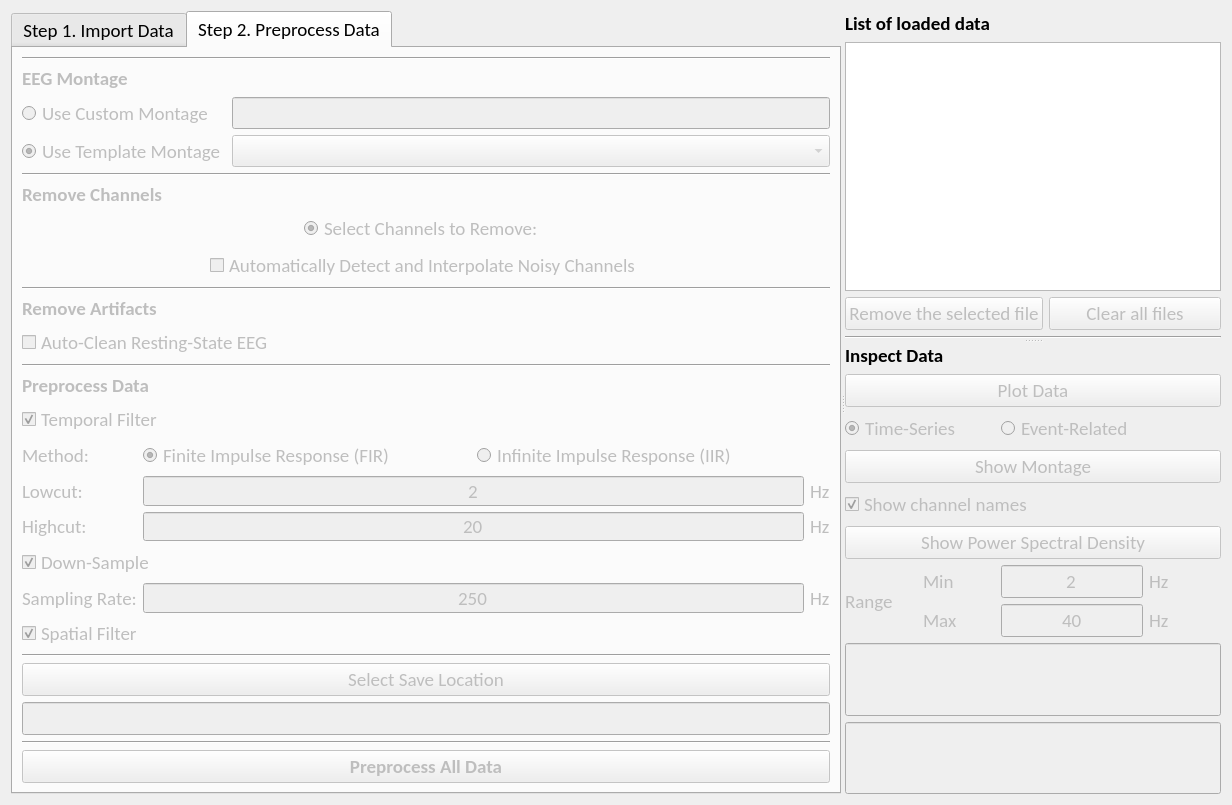
This is EEG_COMET/ui/NewStudyWindow.ui in eeg-comet/eeg-comet as Qt 5 draws it before an edit. The edited form follows.
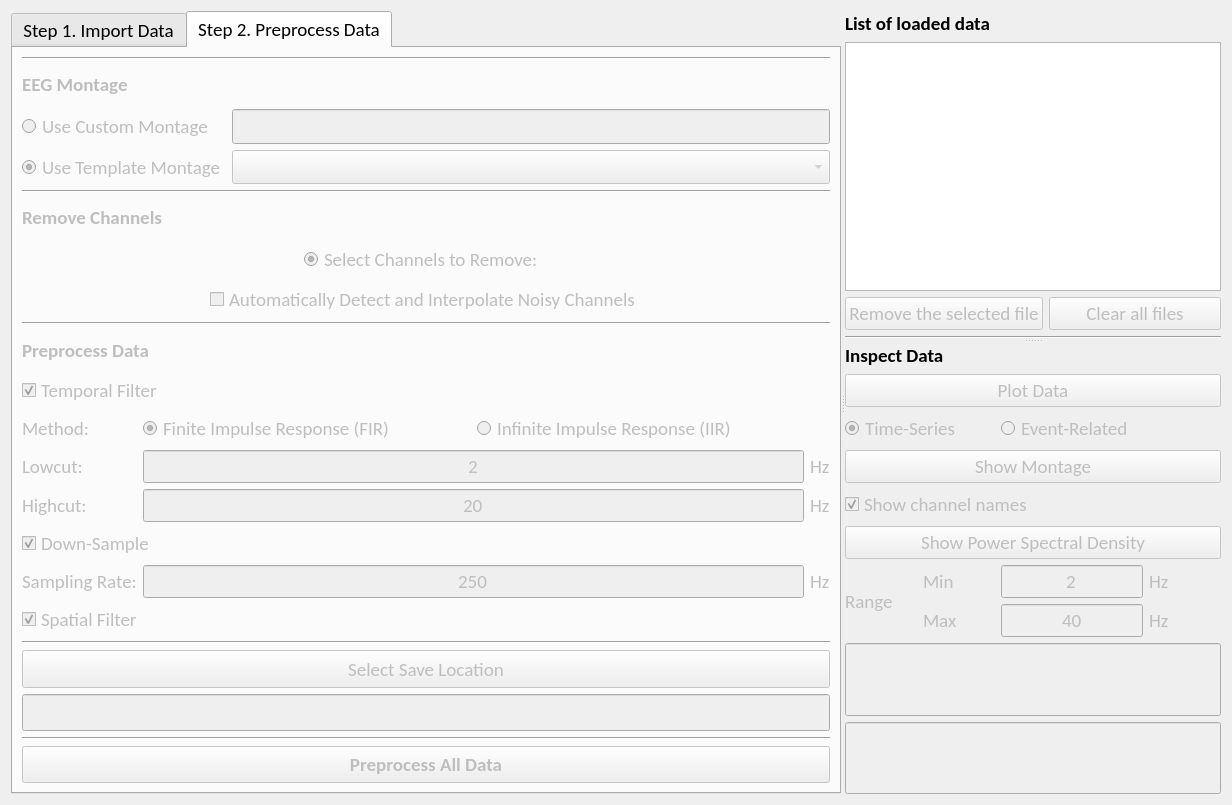
This is the edited form. The open tabs and pages were chosen to show the change.

Commit message: removed auto clean

The edit to the form file:
```diff
--- a/EEG_COMET/ui/NewStudyWindow.ui
+++ b/EEG_COMET/ui/NewStudyWindow.ui
@@ -585,68 +585,6 @@
         <string>Step 2. Preprocess Data</string>
        </attribute>
        <layout class="QGridLayout" name="gridLayout_2">
-        <item row="26" column="0" colspan="2">
-         <widget class="QPushButton" name="step2_preprocess_data_button">
-          <property name="enabled">
-           <bool>false</bool>
-          </property>
-          <property name="sizePolicy">
-           <sizepolicy hsizetype="Preferred" vsizetype="Preferred">
-            <horstretch>0</horstretch>
-            <verstretch>0</verstretch>
-           </sizepolicy>
-          </property>
-          <property name="font">
-           <font>
-            <pointsize>14</pointsize>
-            <weight>75</weight>
-            <bold>true</bold>
-           </font>
-          </property>
-          <property name="text">
-           <string>Preprocess All Data</string>
-          </property>
-         </widget>
-        </item>
-        <item row="25" column="0" colspan="2">
-         <widget class="Line" name="step2_HLine_6">
-          <property name="sizePolicy">
-           <sizepolicy hsizetype="Preferred" vsizetype="Fixed">
-            <horstretch>0</horstretch>
-            <verstretch>0</verstretch>
-           </sizepolicy>
-          </property>
-          <property name="orientation">
-           <enum>Qt::Horizontal</enum>
-          </property>
-         </widget>
-        </item>
-        <item row="13" column="0" colspan="2">
-         <widget class="Line" name="step2_HLine_4">
-          <property name="sizePolicy">
-           <sizepolicy hsizetype="Preferred" vsizetype="Fixed">
-            <horstretch>0</horstretch>
-            <verstretch>0</verstretch>
-           </sizepolicy>
-          </property>
-          <property name="orientation">
-           <enum>Qt::Horizontal</enum>
-          </property>
-         </widget>
-        </item>
-        <item row="22" column="0" colspan="2">
-         <widget class="Line" name="step2_HLine_5">
-          <property name="sizePolicy">
-           <sizepolicy hsizetype="Preferred" vsizetype="Fixed">
-            <horstretch>0</horstretch>
-            <verstretch>0</verstretch>
-           </sizepolicy>
-          </property>
-          <property name="orientation">
-           <enum>Qt::Horizontal</enum>
-          </property>
-         </widget>
-        </item>
         <item row="0" column="0" colspan="2">
          <widget class="Line" name="step2_HLine">
           <property name="sizePolicy">
@@ -660,7 +598,7 @@
           </property>
          </widget>
         </item>
-        <item row="23" column="0" colspan="2">
+        <item row="20" column="0" colspan="2">
          <widget class="QPushButton" name="step2_save_path_button">
           <property name="enabled">
            <bool>false</bool>
@@ -681,7 +619,129 @@
           </property>
          </widget>
         </item>
-        <item row="15" column="0" rowspan="7" colspan="2">
+        <item row="22" column="0" colspan="2">
+         <widget class="Line" name="step2_HLine_5">
+          <property name="sizePolicy">
+           <sizepolicy hsizetype="Preferred" vsizetype="Fixed">
+            <horstretch>0</horstretch>
+            <verstretch>0</verstretch>
+           </sizepolicy>
+          </property>
+          <property name="orientation">
+           <enum>Qt::Horizontal</enum>
+          </property>
+         </widget>
+        </item>
+        <item row="19" column="0" colspan="2">
+         <widget class="Line" name="step2_HLine_4">
+          <property name="sizePolicy">
+           <sizepolicy hsizetype="Preferred" vsizetype="Fixed">
+            <horstretch>0</horstretch>
+            <verstretch>0</verstretch>
+           </sizepolicy>
+          </property>
+          <property name="orientation">
+           <enum>Qt::Horizontal</enum>
+          </property>
+         </widget>
+        </item>
+        <item row="23" column="0" colspan="2">
+         <widget class="QPushButton" name="step2_preprocess_data_button">
+          <property name="enabled">
+           <bool>false</bool>
+          </property>
+          <property name="sizePolicy">
+           <sizepolicy hsizetype="Preferred" vsizetype="Preferred">
+            <horstretch>0</horstretch>
+            <verstretch>0</verstretch>
+           </sizepolicy>
+          </property>
+          <property name="font">
+           <font>
+            <pointsize>14</pointsize>
+            <weight>75</weight>
+            <bold>true</bold>
+           </font>
+          </property>
+          <property name="text">
+           <string>Preprocess All Data</string>
+          </property>
+         </widget>
+        </item>
+        <item row="1" column="0" colspan="2">
+         <widget class="QLabel" name="step2_montage_label">
+          <property name="enabled">
+           <bool>false</bool>
+          </property>
+          <property name="sizePolicy">
+           <sizepolicy hsizetype="Preferred" vsizetype="Preferred">
+            <horstretch>0</horstretch>
+            <verstretch>0</verstretch>
+           </sizepolicy>
+          </property>
+          <property name="font">
+           <font>
+            <weight>75</weight>
+            <bold>true</bold>
+           </font>
+          </property>
+          <property name="text">
+           <string>EEG Montage</string>
+          </property>
+         </widget>
+        </item>
+        <item row="5" column="0" colspan="2">
+         <widget class="Line" name="step2_HLine_2">
+          <property name="sizePolicy">
+           <sizepolicy hsizetype="Preferred" vsizetype="Fixed">
+            <horstretch>0</horstretch>
+            <verstretch>0</verstretch>
+           </sizepolicy>
+          </property>
+          <property name="orientation">
+           <enum>Qt::Horizontal</enum>
+          </property>
+         </widget>
+        </item>
+        <item row="10" column="0" colspan="2">
+         <widget class="Line" name="step2_HLine_3">
+          <property name="sizePolicy">
+           <sizepolicy hsizetype="Preferred" vsizetype="Fixed">
+            <horstretch>0</horstretch>
+            <verstretch>0</verstretch>
+           </sizepolicy>
+          </property>
+          <property name="orientation">
+           <enum>Qt::Horizontal</enum>
+          </property>
+         </widget>
+        </item>
+        <item row="21" column="0" colspan="2">
+         <widget class="QLineEdit" name="step2_save_path_lineedit">
+          <property name="enabled">
+           <bool>false</bool>
+          </property>
+          <property name="sizePolicy">
+           <sizepolicy hsizetype="Preferred" vsizetype="Preferred">
+            <horstretch>0</horstretch>
+            <verstretch>0</verstretch>
+           </sizepolicy>
+          </property>
+          <property name="font">
+           <font>
+            <pointsize>14</pointsize>
+            <italic>false</italic>
+           </font>
+          </property>
+          <property name="toolTip">
+           <string>&lt;html&gt;&lt;head/&gt;&lt;body&gt;&lt;p&gt;&lt;span style=&quot; color:#0000ff;&quot;&gt;Directory where the output data will be saved&lt;/span&gt;&lt;/p&gt;&lt;/body&gt;&lt;/html&gt;</string>
+          </property>
+          <property name="readOnly">
+           <bool>true</bool>
+          </property>
+         </widget>
+        </item>
+        <item row="12" column="0" rowspan="7" colspan="2">
          <layout class="QGridLayout" name="Filter_GLayout">
           <item row="3" column="3">
            <widget class="QLabel" name="step2_filt_hz2">
@@ -1066,95 +1126,6 @@
           </item>
          </layout>
         </item>
-        <item row="5" column="0" colspan="2">
-         <widget class="Line" name="step2_HLine_2">
-          <property name="sizePolicy">
-           <sizepolicy hsizetype="Preferred" vsizetype="Fixed">
-            <horstretch>0</horstretch>
-            <verstretch>0</verstretch>
-           </sizepolicy>
-          </property>
-          <property name="orientation">
-           <enum>Qt::Horizontal</enum>
-          </property>
-         </widget>
-        </item>
-        <item row="10" column="0" colspan="2">
-         <widget class="Line" name="step2_HLine_3">
-          <property name="sizePolicy">
-           <sizepolicy hsizetype="Preferred" vsizetype="Fixed">
-            <horstretch>0</horstretch>
-            <verstretch>0</verstretch>
-           </sizepolicy>
-          </property>
-          <property name="orientation">
-           <enum>Qt::Horizontal</enum>
-          </property>
-         </widget>
-        </item>
-        <item row="24" column="0" colspan="2">
-         <widget class="QLineEdit" name="step2_save_path_lineedit">
-          <property name="enabled">
-           <bool>false</bool>
-          </property>
-          <property name="sizePolicy">
-           <sizepolicy hsizetype="Preferred" vsizetype="Preferred">
-            <horstretch>0</horstretch>
-            <verstretch>0</verstretch>
-           </sizepolicy>
-          </property>
-          <property name="font">
-           <font>
-            <pointsize>14</pointsize>
-            <italic>false</italic>
-           </font>
-          </property>
-          <property name="toolTip">
-           <string>&lt;html&gt;&lt;head/&gt;&lt;body&gt;&lt;p&gt;&lt;span style=&quot; color:#0000ff;&quot;&gt;Directory where the output data will be saved&lt;/span&gt;&lt;/p&gt;&lt;/body&gt;&lt;/html&gt;</string>
-          </property>
-          <property name="readOnly">
-           <bool>true</bool>
-          </property>
-         </widget>
-        </item>
-        <item row="1" column="0" colspan="2">
-         <widget class="QLabel" name="step2_montage_label">
-          <property name="enabled">
-           <bool>false</bool>
-          </property>
-          <property name="sizePolicy">
-           <sizepolicy hsizetype="Preferred" vsizetype="Preferred">
-            <horstretch>0</horstretch>
-            <verstretch>0</verstretch>
-           </sizepolicy>
-          </property>
-          <property name="font">
-           <font>
-            <weight>75</weight>
-            <bold>true</bold>
-           </font>
-          </property>
-          <property name="text">
-           <string>EEG Montage</string>
-          </property>
-         </widget>
-        </item>
-        <item row="12" column="0" colspan="2">
-         <widget class="QCheckBox" name="step2_auto_clean_option_checkbox">
-          <property name="enabled">
-           <bool>false</bool>
-          </property>
-          <property name="sizePolicy">
-           <sizepolicy hsizetype="Preferred" vsizetype="Preferred">
-            <horstretch>0</horstretch>
-            <verstretch>0</verstretch>
-           </sizepolicy>
-          </property>
-          <property name="text">
-           <string>Auto-Clean Resting-State EEG</string>
-          </property>
-         </widget>
-        </item>
         <item row="6" column="0" colspan="2">
          <widget class="QLabel" name="step2_ch2rm_label">
           <property name="enabled">
@@ -1275,6 +1246,28 @@
           </item>
          </layout>
         </item>
+        <item row="11" column="0" colspan="2">
+         <widget class="QLabel" name="step2_preprocess_label">
+          <property name="enabled">
+           <bool>false</bool>
+          </property>
+          <property name="sizePolicy">
+           <sizepolicy hsizetype="Preferred" vsizetype="Preferred">
+            <horstretch>0</horstretch>
+            <verstretch>0</verstretch>
+           </sizepolicy>
+          </property>
+          <property name="font">
+           <font>
+            <weight>75</weight>
+            <bold>true</bold>
+           </font>
+          </property>
+          <property name="text">
+           <string>Preprocess Data</string>
+          </property>
+         </widget>
+        </item>
         <item row="8" column="0" rowspan="2" colspan="2">
          <layout class="QGridLayout" name="Channels_GLayout">
           <item row="1" column="0">
@@ -1329,50 +1322,6 @@
           </item>
          </layout>
         </item>
-        <item row="11" column="0" colspan="2">
-         <widget class="QLabel" name="step2_auto_clean_label">
-          <property name="enabled">
-           <bool>false</bool>
-          </property>
-          <property name="sizePolicy">
-           <sizepolicy hsizetype="Preferred" vsizetype="Preferred">
-            <horstretch>0</horstretch>
-            <verstretch>0</verstretch>
-           </sizepolicy>
-          </property>
-          <property name="font">
-           <font>
-            <weight>75</weight>
-            <bold>true</bold>
-           </font>
-          </property>
-          <property name="text">
-           <string>Remove Artifacts</string>
-          </property>
-         </widget>
-        </item>
-        <item row="14" column="0" colspan="2">
-         <widget class="QLabel" name="step2_preprocess_label">
-          <property name="enabled">
-           <bool>false</bool>
-          </property>
-          <property name="sizePolicy">
-           <sizepolicy hsizetype="Preferred" vsizetype="Preferred">
-            <horstretch>0</horstretch>
-            <verstretch>0</verstretch>
-           </sizepolicy>
-          </property>
-          <property name="font">
-           <font>
-            <weight>75</weight>
-            <bold>true</bold>
-           </font>
-          </property>
-          <property name="text">
-           <string>Preprocess Data</string>
-          </property>
-         </widget>
-        </item>
        </layout>
       </widget>
      </widget>
```
Left out of the diff: 6 changed lines with no effect on the pictures. The commit also changes 3 other files.
